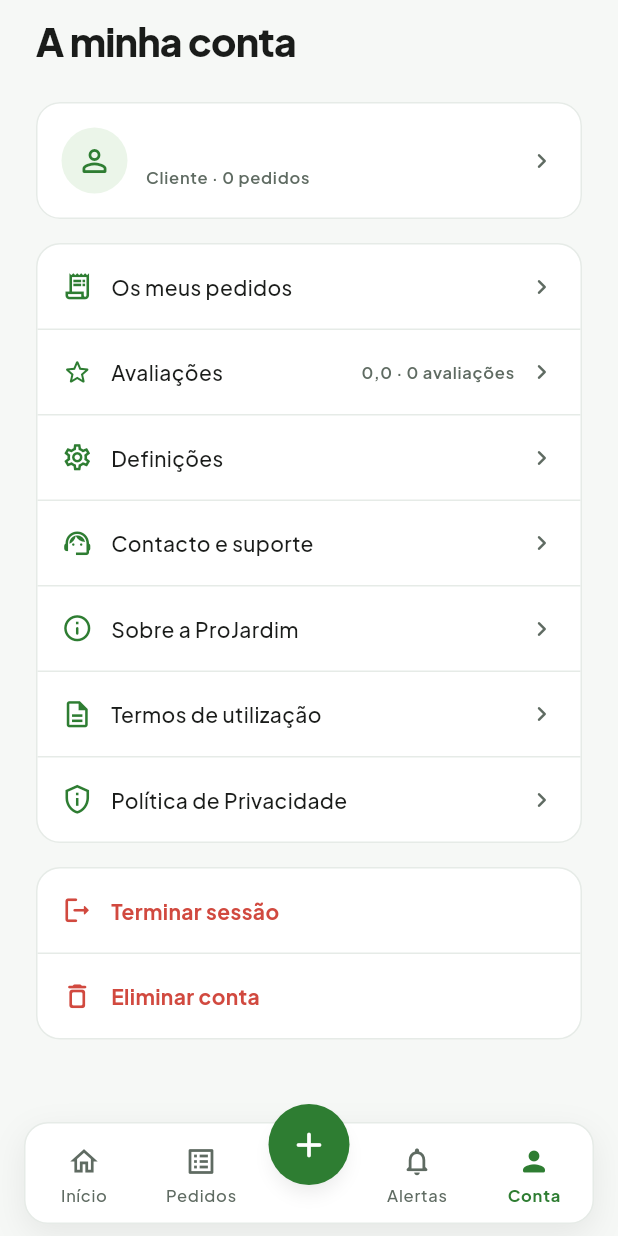
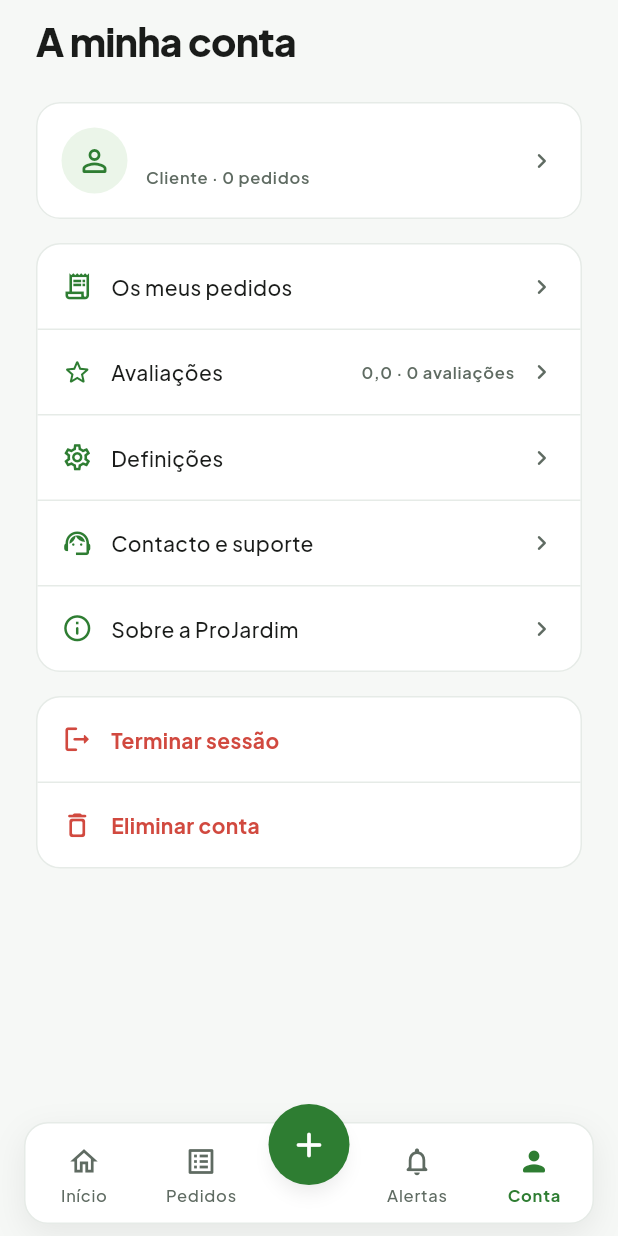
Before and after one commit to rkt2902/local-services-app, a Flutter app: the ClientProfileScreen screen opened by its route, on a phone screen of 412 x 824 dp. Run offline on Flutter 3.47's test engine with Material 3 defaults, Android fonts, the phone set to English and light mode, and no system bars; our stand-ins replace firebase_core, firebase_messaging, flutter_image_compress, flutter_map, flutter_riverpod, geocoding and 9 more; missing offline and left inert: google_mlkit_text_recognition; accounts and stored records are empty; network calls fail.

Commit message:
fix: tira Termos e Privacidade do menu da conta, já estão no Sobre
Co-Authored-By: Claude Opus 5.5 (1M context) <noreply@anthropic.com>
Claude-Session: https://claude.ai/code/session_0177CxPj9mgZ2Hc99SYpsKy9

```diff
--- a/servicesapp/lib/features/client/presentation/client_profile_screen.dart
+++ b/servicesapp/lib/features/client/presentation/client_profile_screen.dart
@@ -8,7 +8,6 @@ import '../../../core/utils/error_utils.dart';
 import '../../../core/utils/price_labels.dart';
 import '../../../core/widgets/app_about_dialog.dart';
 import '../../../core/widgets/app_screen_loading_skeleton.dart';
-import '../../../core/widgets/app_legal_links.dart';
 import '../../../core/widgets/app_support_sheet.dart';
 import '../../auth/application/auth_providers.dart';
 import '../../auth/presentation/delete_account_flow.dart';
@@ -107,8 +106,6 @@ class ClientProfileScreen extends ConsumerWidget {
       onJobsPressed: () => context.go('/client/jobs'),
       onReviewsPressed: () => context.push('/client/ratings'),
       onSupportPressed: () => showSupportContactSheet(context),
-      onTermsPressed: () => openTermsOfUse(context),
-      onPrivacyPressed: () => openPrivacyPolicy(context),
       onSignOutPressed: () => confirmAndSignOut(context, ref),
       onDeleteAccountPressed: () => confirmAndDeleteAccount(context, ref),
       onAboutPressed: () => showAppAboutDialog(context),
--- a/servicesapp/lib/features/client/presentation/widgets/client_account_view.dart
+++ b/servicesapp/lib/features/client/presentation/widgets/client_account_view.dart
@@ -37,8 +37,6 @@ class ClientAccountScreen extends StatelessWidget {
     required this.onDefinitionsPressed,
     required this.onSupportPressed,
     required this.onAboutPressed,
-    required this.onTermsPressed,
-    required this.onPrivacyPressed,
     required this.onSignOutPressed,
     required this.onDeleteAccountPressed,
     super.key,
@@ -52,8 +50,6 @@ class ClientAccountScreen extends StatelessWidget {
   final VoidCallback onDefinitionsPressed;
   final VoidCallback onSupportPressed;
   final VoidCallback onAboutPressed;
-  final VoidCallback onTermsPressed;
-  final VoidCallback onPrivacyPressed;
   final VoidCallback onSignOutPressed;
   final VoidCallback onDeleteAccountPressed;
 
@@ -128,16 +124,6 @@ class ClientAccountScreen extends StatelessWidget {
                     label: 'Sobre a ProJardim',
                     icon: Icons.info_outline_rounded,
                   ),
-                  const AppAccountMenuItem(
-                    id: 'terms',
-                    label: 'Termos de utilização',
-                    icon: Icons.description_outlined,
-                  ),
-                  const AppAccountMenuItem(
-                    id: 'privacy',
-                    label: 'Política de Privacidade',
-                    icon: Icons.privacy_tip_outlined,
-                  ),
                 ],
                 onItemPressed: (id) {
                   switch (id) {
@@ -151,10 +137,6 @@ class ClientAccountScreen extends StatelessWidget {
                       onSupportPressed();
                     case 'about':
                       onAboutPressed();
-                    case 'terms':
-                      onTermsPressed();
-                    case 'privacy':
-                      onPrivacyPressed();
                   }
                 },
               ),
--- a/servicesapp/lib/features/worker/presentation/worker_profile_screen.dart
+++ b/servicesapp/lib/features/worker/presentation/worker_profile_screen.dart
@@ -13,7 +13,6 @@ import '../../../core/utils/error_utils.dart';
 import '../../../core/widgets/app_about_dialog.dart';
 import '../../../core/widgets/app_screen_loading_skeleton.dart';
 import '../../../core/widgets/app_sheet.dart';
-import '../../../core/widgets/app_legal_links.dart';
 import '../../../core/widgets/app_support_sheet.dart';
 import '../../auth/application/auth_providers.dart';
 import '../../auth/presentation/delete_account_flow.dart';
@@ -159,8 +158,6 @@ class WorkerProfileScreen extends ConsumerWidget {
       onFleetCardPressed: () => context.push('/worker/fleet-card'),
       onPlanPressed: () => _showPlanSheet(context, plan),
       onSupportPressed: () => showSupportContactSheet(context),
-      onTermsPressed: () => openTermsOfUse(context),
-      onPrivacyPressed: () => openPrivacyPolicy(context),
       onSignOutPressed: () => confirmAndSignOut(context, ref),
       onDeleteAccountPressed: () => confirmAndDeleteAccount(context, ref),
       onAboutPressed: () => showAppAboutDialog(context),
```
Also changed, not shown: servicesapp/lib/features/worker/presentation/widgets/worker_account_view.dart (+0 -18 lines).
